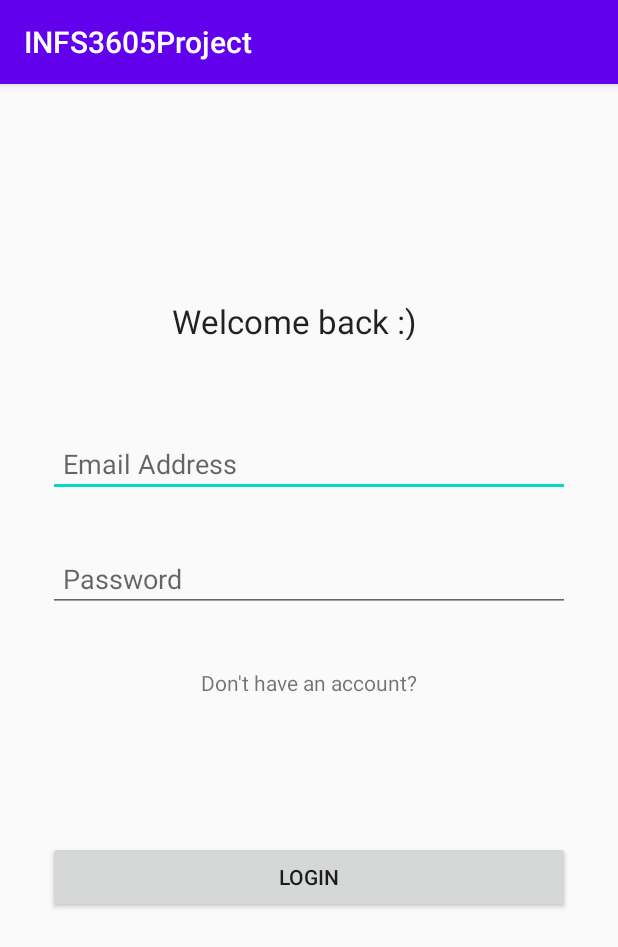
After one commit to emilylaw00/INFS3605Project, an Android app: the Login screen opened directly, with no data from a screen before it, on a phone screen of 412 x 824 dp. The commit adds this screen. Shown: the top 947 px of the screen. Run offline under Robolectric (Android 15) with nearby library versions, the phone set to English and light mode, and no system bars; our stand-ins replace Firebase (no records; nobody signed in at launch, a user with empty details on screens opened directly).

Commit message:
login stuff

```diff
--- a/app/build.gradle
+++ b/app/build.gradle
@@ -1,4 +1,5 @@
 apply plugin: 'com.android.application'
+apply plugin: 'com.google.gms.google-services'
 
 android {
     compileSdkVersion 29
@@ -31,4 +32,5 @@ dependencies {
     testImplementation 'junit:junit:4.12'
     androidTestImplementation 'androidx.test.ext:junit:1.1.1'
     androidTestImplementation 'androidx.test.espresso:espresso-core:3.2.0'
+    implementation 'com.google.firebase:firebase-auth:19.3.0'
 }
--- /dev/null
+++ b/app/src/main/java/com/example/infs3605project/Login.java
@@ -0,0 +1,91 @@
+package com.example.infs3605project;
+
+import androidx.annotation.NonNull;
+import androidx.appcompat.app.AppCompatActivity;
+
+import android.content.Intent;
+import android.os.Bundle;
+import android.text.TextUtils;
+import android.view.View;
+import android.widget.Button;
+import android.widget.EditText;
+import android.widget.ProgressBar;
+import android.widget.TextView;
+import android.widget.Toast;
+
+import com.google.android.gms.tasks.OnCompleteListener;
+import com.google.android.gms.tasks.Task;
+import com.google.firebase.auth.AuthResult;
+import com.google.firebase.auth.FirebaseAuth;
+
+public class Login extends AppCompatActivity {
+
+    EditText mEmail, mPassword;
+    Button mLoginBtn;
+    TextView mCreateBtn;
+    FirebaseAuth fAuth;
+    ProgressBar progressBar;
+
+    @Override
+    protected void onCreate(Bundle savedInstanceState) {
+        super.onCreate(savedInstanceState);
+        setContentView(R.layout.activity_login);
+
+        mEmail = findViewById(R.id.eMail);
+        mPassword = findViewById(R.id.password);
+        mLoginBtn = findViewById(R.id.loginBtn);
+        mCreateBtn = findViewById(R.id.createText);
+
+        fAuth = FirebaseAuth.getInstance();
+        progressBar = findViewById(R.id.progressBar2);
+
+        mLoginBtn.setOnClickListener(new View.OnClickListener(){
+            @Override
+            public void onClick(View v){
+                String email = mEmail.getText().toString().trim();
+                String password = mPassword.getText().toString().trim();
+
+                if(TextUtils.isEmpty(email)){
+                    mEmail.setError("Email is Required.");
+                    return;
+                }
+
+                if(TextUtils.isEmpty(password)){
+                    mPassword.setError("Password is required.");
+                    return;
+                }
+
+                if(password.length() < 6){
+                    mPassword.setError("Password must be => 6 characters");
+                    return;
+                }
+
+                progressBar.setVisibility(View.VISIBLE);
+
+                //authenticate the user
+
+                fAuth.signInWithEmailAndPassword(email,password).addOnCompleteListener(new OnCompleteListener<AuthResult>() {
+                    @Override
+                    public void onComplete(@NonNull Task<AuthResult> task) {
+                        if (task.isSuccessful()){
+                            Toast.makeText(Login.this,"Logged in Successfully.", Toast.LENGTH_SHORT).show();
+                            startActivity(new Intent(getApplicationContext(),MainActivity.class));
+                        }else {
+                            Toast.makeText(Login.this,"Error!" + task.getException().getMessage(), Toast.LENGTH_SHORT).show();
+                        }
+                    }
+                });
+            }
+        });
+
+
+        mCreateBtn.setOnClickListener(new View.OnClickListener(){
+            @Override
+            public void onClick(View v){
+                startActivity(new Intent(getApplicationContext(),Register.class));
+            }
+        });
+
+    }
+
+}
--- /dev/null
+++ b/app/src/main/res/layout/activity_login.xml
@@ -0,0 +1,97 @@
+<?xml version="1.0" encoding="utf-8"?>
+<androidx.constraintlayout.widget.ConstraintLayout xmlns:android="http://schemas.android.com/apk/res/android"
+    xmlns:app="http://schemas.android.com/apk/res-auto"
+    xmlns:tools="http://schemas.android.com/tools"
+    android:layout_width="match_parent"
+    android:layout_height="match_parent"
+    tools:context=".Login">
+
+    <TextView
+        android:id="@+id/loginTitle"
+        android:layout_width="210dp"
+        android:layout_height="27dp"
+        android:layout_marginTop="143dp"
+        android:layout_marginBottom="566dp"
+        android:text="Welcome back :)"
+        android:textAppearance="@style/TextAppearance.AppCompat.Large"
+        app:layout_constraintBottom_toBottomOf="parent"
+        app:layout_constraintEnd_toEndOf="parent"
+        app:layout_constraintHorizontal_bias="0.567"
+        app:layout_constraintStart_toStartOf="parent"
+        app:layout_constraintTop_toTopOf="parent"
+        app:layout_constraintVertical_bias="0.0" />
+
+    <EditText
+        android:id="@+id/eMail"
+        android:layout_width="0dp"
+        android:layout_height="wrap_content"
+        android:layout_marginStart="32dp"
+        android:layout_marginTop="60dp"
+        android:layout_marginEnd="32dp"
+        android:ems="10"
+        android:hint="Email Address"
+        android:inputType="textPersonName"
+        android:padding="10dp"
+        app:layout_constraintEnd_toEndOf="parent"
+        app:layout_constraintStart_toStartOf="parent"
+        app:layout_constraintTop_toBottomOf="@+id/loginTitle" />
+
+    <EditText
+        android:id="@+id/password"
+        android:layout_width="0dp"
+        android:layout_height="wrap_content"
+        android:layout_marginStart="32dp"
+        android:layout_marginTop="32dp"
+        android:layout_marginEnd="32dp"
+        android:ems="10"
+        android:hint="Password"
+        android:inputType="textPassword"
+        android:padding="10dp"
+        app:layout_constraintEnd_toEndOf="parent"
+        app:layout_constraintHorizontal_bias="0.0"
+        app:layout_constraintStart_toStartOf="parent"
+        app:layout_constraintTop_toBottomOf="@+id/eMail" />
+
+
+
+    <TextView
+        android:id="@+id/createText"
+        android:layout_width="wrap_content"
+        android:layout_height="wrap_content"
+        android:layout_marginTop="37dp"
+        android:text="Don't have an account?"
+        app:layout_constraintEnd_toEndOf="parent"
+        app:layout_constraintStart_toStartOf="parent"
+        app:layout_constraintTop_toBottomOf="@+id/password" />
+
+    <ProgressBar
+        android:id="@+id/progressBar2"
+        style="?android:attr/progressBarStyle"
+        android:layout_width="wrap_content"
+        android:layout_height="wrap_content"
+        android:layout_marginStart="181dp"
+        android:layout_marginTop="75dp"
+        android:layout_marginEnd="182dp"
+        android:layout_marginBottom="202dp"
+        android:visibility="invisible"
+        app:layout_constraintBottom_toBottomOf="parent"
+        app:layout_constraintEnd_toEndOf="parent"
+        app:layout_constraintStart_toStartOf="parent"
+        app:layout_constraintTop_toBottomOf="@+id/createText" />
+
+    <Button
+        android:id="@+id/loginBtn"
+        android:layout_width="0dp"
+        android:layout_height="wrap_content"
+        android:layout_marginStart="32dp"
+        android:layout_marginTop="71dp"
+        android:layout_marginEnd="32dp"
+        android:layout_marginBottom="187dp"
+        android:text="LOGIN"
+        app:layout_constraintBottom_toBottomOf="parent"
+        app:layout_constraintEnd_toEndOf="parent"
+        app:layout_constraintStart_toStartOf="parent"
+        app:layout_constraintTop_toBottomOf="@+id/createText"
+        app:layout_constraintVertical_bias="0.47000003" />
+
+</androidx.constraintlayout.widget.ConstraintLayout>
--- a/build.gradle
+++ b/build.gradle
@@ -9,6 +9,7 @@ buildscript {
     }
     dependencies {
         classpath 'com.android.tools.build:gradle:3.6.3'
+        classpath 'com.google.gms:google-services:4.3.3' //firebase
 
 
         // NOTE: Do not place your application dependencies here; they belong
```
Also changed, not shown: app/src/main/AndroidManifest.xml (+9 -0 lines), app/src/main/java/com/example/infs3605project/MainActivity.java (+12 -1 lines), app/src/main/java/com/example/infs3605project/Register.java (added, +95 -0 lines), app/src/main/res/layout/activity_main.xml (+35 -5 lines), app/src/main/res/layout/activity_register.xml (added, +109 -0 lines), 1 other file.
